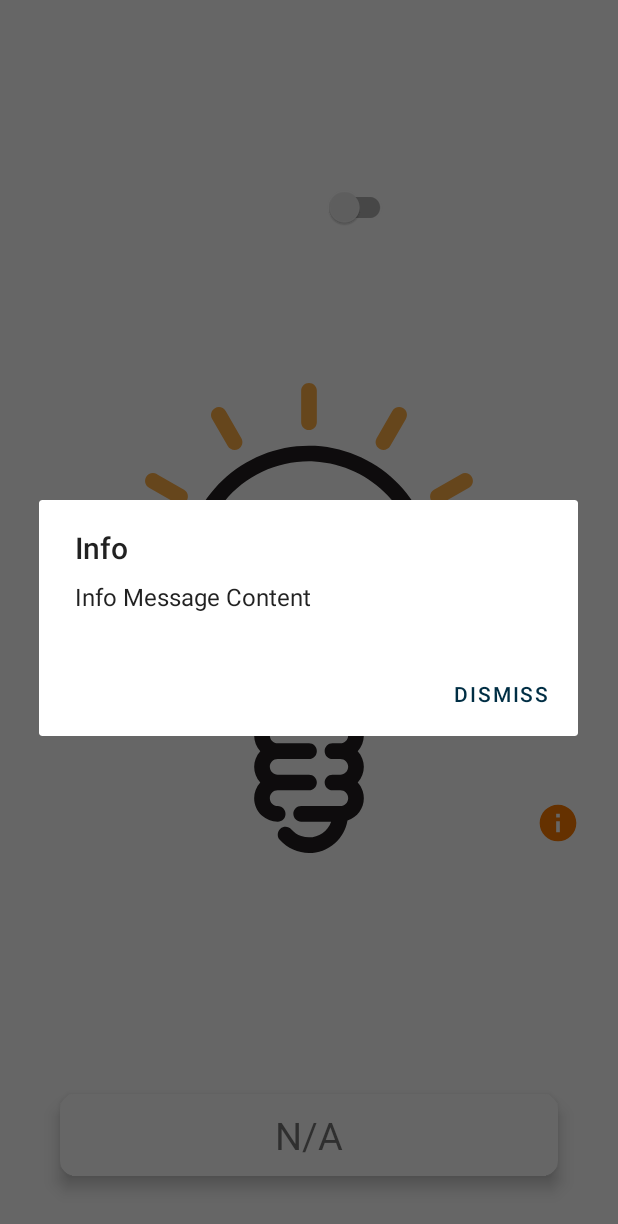
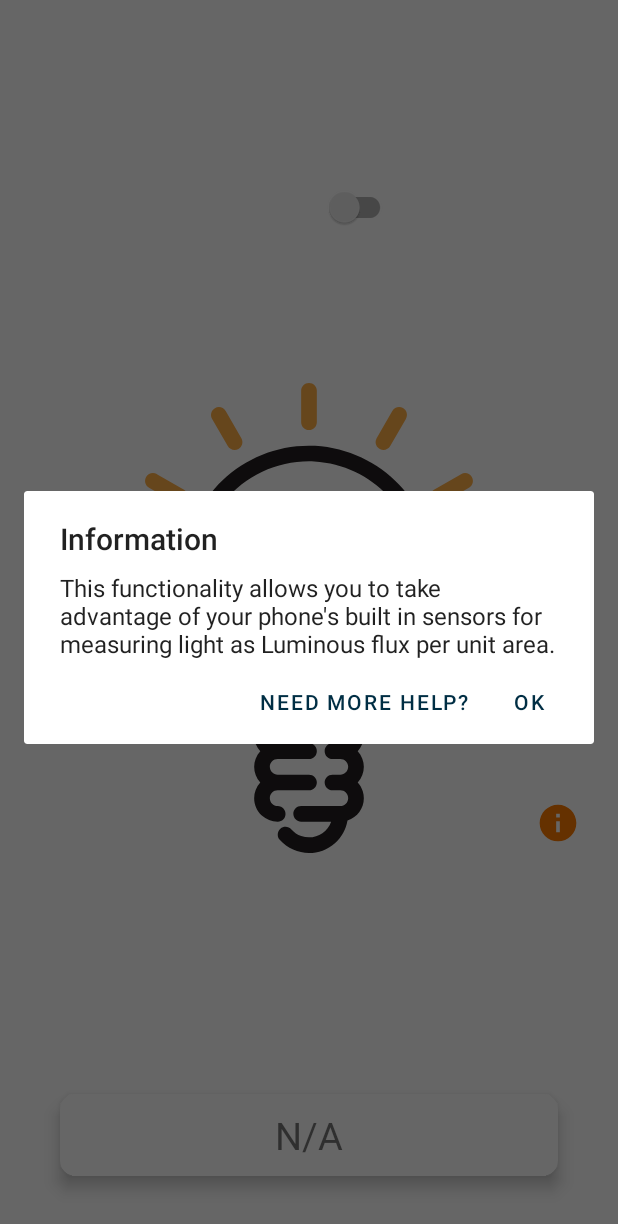
Before and after one commit to navaell/msc_project, an Android app: the LightSensorActivity screen opened directly, with no data from a screen before it, after a tap on an icon or button, on a phone screen of 412 x 824 dp. Shown: the top 1224 px of the screen. Run offline under Robolectric (Android 15) with nearby library versions, the phone set to English and light mode, and no system bars; libraries missing offline, so code that uses them is left out: com.suke.widget; plain views replace SwitchButton; Roboto replaces fonts that are not available here; 2 statements that could not run were skipped.

Commit message:
modified strings and fixed small bugs

```diff
--- a/msc/app/src/main/AndroidManifest.xml
+++ b/msc/app/src/main/AndroidManifest.xml
@@ -22,7 +22,9 @@
             </intent-filter>
         </activity>
 
-        <activity android:name=".motion.MotionSensorActivity" />
+        <activity
+            android:name=".motion.MotionSensorActivity"
+            android:screenOrientation="userPortrait" />
         <activity android:name=".LightSensorActivity" />
         <!--
                Set to true if your app is Standalone, that is, it does not require the handheld
--- a/msc/app/src/main/java/com/example/msc/LightSensorActivity.java
+++ b/msc/app/src/main/java/com/example/msc/LightSensorActivity.java
@@ -1,10 +1,12 @@
 package com.example.msc;
 
 import android.content.Context;
+import android.content.Intent;
 import android.hardware.Sensor;
 import android.hardware.SensorEvent;
 import android.hardware.SensorEventListener;
 import android.hardware.SensorManager;
+import android.net.Uri;
 import android.os.Bundle;
 import android.widget.ImageView;
 import android.widget.TextView;
@@ -41,10 +43,14 @@ public class LightSensorActivity extends AppCompatActivity implements SensorEven
 
         final ImageView infoButton = findViewById(R.id.info);
         infoButton.setOnClickListener(v -> new AlertDialog.Builder(this)
-                .setTitle("Info")
-                .setMessage("Info Message Content")
-                .setPositiveButton("Dismiss", (dialog, which) -> {
+                .setTitle("Information")
+                .setMessage(R.string.light_sensor_info_message)
+                .setPositiveButton(R.string.ok_got_it, (dialog, which) -> {
                     dialog.dismiss();
+                })
+                .setNegativeButton(R.string.need_more_help, (dialog, which) -> {
+                    Intent browserIntent = new Intent(Intent.ACTION_VIEW, Uri.parse("https://en.wikipedia.org/wiki/Lux"));
+                    startActivity(browserIntent);
                 })
                 .show()
         );
--- a/msc/app/src/main/java/com/example/msc/LogoActivity.java
+++ b/msc/app/src/main/java/com/example/msc/LogoActivity.java
@@ -8,7 +8,7 @@ import androidx.appcompat.app.AppCompatActivity;
 
 public class LogoActivity extends AppCompatActivity {
 
-    private static final int DELAY_MS = 4000;
+    private static final int DELAY_MS = 12000;
 
     @Override
     protected void onCreate(Bundle savedInstanceState) {
--- a/msc/app/src/main/java/com/example/msc/motion/MotionSensorViewModel.java
+++ b/msc/app/src/main/java/com/example/msc/motion/MotionSensorViewModel.java
@@ -114,6 +114,7 @@ public class MotionSensorViewModel extends ViewModel {
             xLiveData.setValue("N/A");
             yLiveData.setValue("N/A");
             zLiveData.setValue("N/A");
+            combinedColour.setValue(Color.BLACK);
         }
     }
 
--- a/msc/app/src/main/res/layout/activity_console.xml
+++ b/msc/app/src/main/res/layout/activity_console.xml
@@ -52,7 +52,7 @@
             android:layout_height="wrap_content"
             android:fontFamily="@font/antic"
             android:padding="10dp"
-            android:text="BulletBot is an app designed for controlling robots remotely and powered by the pyBullet simulation engine. Through a simple and intuitive user interface the app enables inverse kinematics, 360deg sensor motion control and more, performed in real time on a pyBullet simulation of the Kuka robot."
+            android:text="BulletBot is an app designed for controlling robots remotely and powered by the pyBullet simulation engine. Through a simple and intuitive user interface the app enables inverse kinematics, 360° motion control and more, performed in real time on a pyBullet simulation of the Kuka robot."
             android:textColor="@color/colorPrimary"
             android:textSize="9pt" />
 
--- a/msc/app/src/main/res/layout/activity_main.xml
+++ b/msc/app/src/main/res/layout/activity_main.xml
@@ -37,7 +37,7 @@
         android:layout_width="0dp"
         android:layout_height="wrap_content"
         android:padding="20dp"
-        android:text="motion sensor"
+        android:text="motion control"
         android:textStyle="bold"
         app:layout_constraintBottom_toTopOf="@id/reset_button"
         app:layout_constraintEnd_toEndOf="@id/inverse_kinematics"
@@ -49,7 +49,7 @@
         android:layout_width="0dp"
         android:layout_height="wrap_content"
         android:padding="20dp"
-        android:text="light sensor"
+        android:text="Ambient Light"
         android:textStyle="bold"
         app:layout_constraintBottom_toBottomOf="parent"
         app:layout_constraintEnd_toEndOf="@id/inverse_kinematics"
--- a/msc/app/src/main/res/values-round/strings.xml
+++ /dev/null
@@ -1,3 +0,0 @@
-<resources>
-    <string name="hello_world">Hello Round World!</string>
-</resources>
```
Also changed, not shown: msc/app/src/main/res/values/strings.xml (+4 -3 lines).
